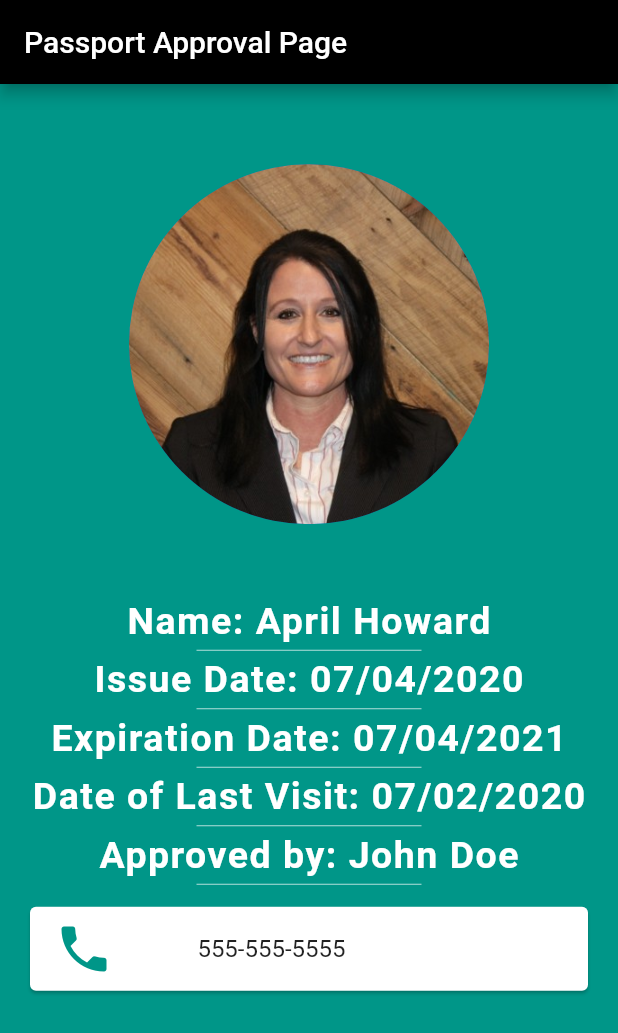
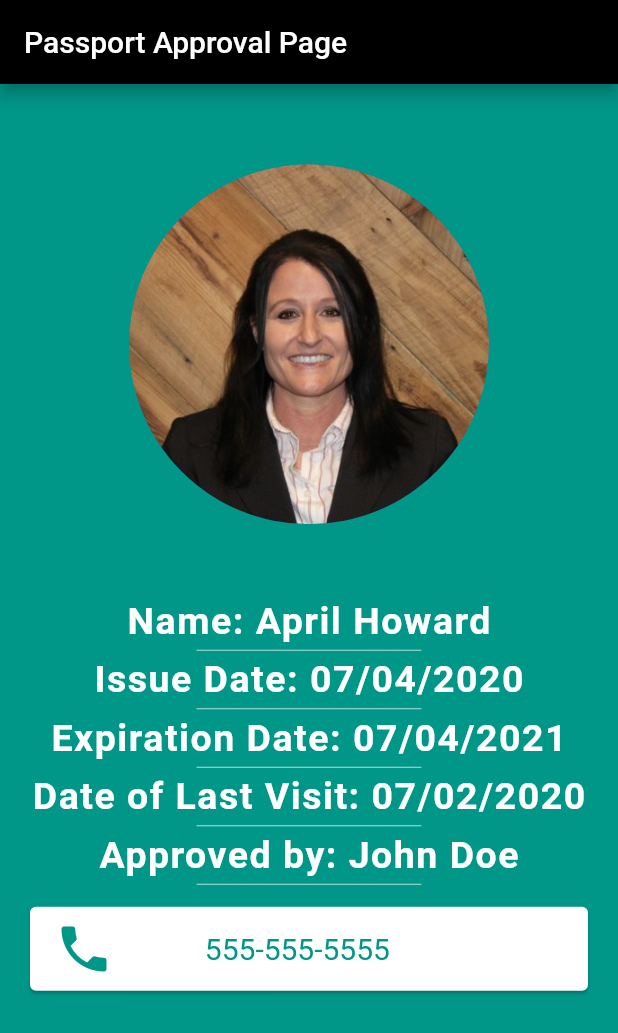
Before and after one commit to apphow/start_to_finish, a Flutter app: the screen it shows after launch, on a phone screen of 412 x 824 dp. Shown: the top 1033 px of the screen. Run offline on Flutter 3.47's test engine with Material 2 defaults, Android fonts, the phone set to English and light mode, and no system bars.

Commit message:
added TextStyle

```diff
--- a/lib/main.dart
+++ b/lib/main.dart
@@ -113,14 +113,19 @@ class MyPassport extends StatelessWidget {
                         EdgeInsets.symmetric(vertical: 10.0, horizontal: 20.0),
                     color: Colors.white,
                     child: ListTile(
-                        leading: Icon(
-                          Icons.phone,
-                          size: 40.0,
+                      leading: Icon(
+                        Icons.phone,
+                        size: 40.0,
+                        color: Colors.teal,
+                      ),
+                      title: Text(
+                        '         555-555-5555',
+                        style: TextStyle(
                           color: Colors.teal,
+                          fontSize: 20.0,
                         ),
-                        title: Text(
-                          '          555-555-5555',
-                        )),
+                      ),
+                    ),
                   ),
                 ],
               ),
```
